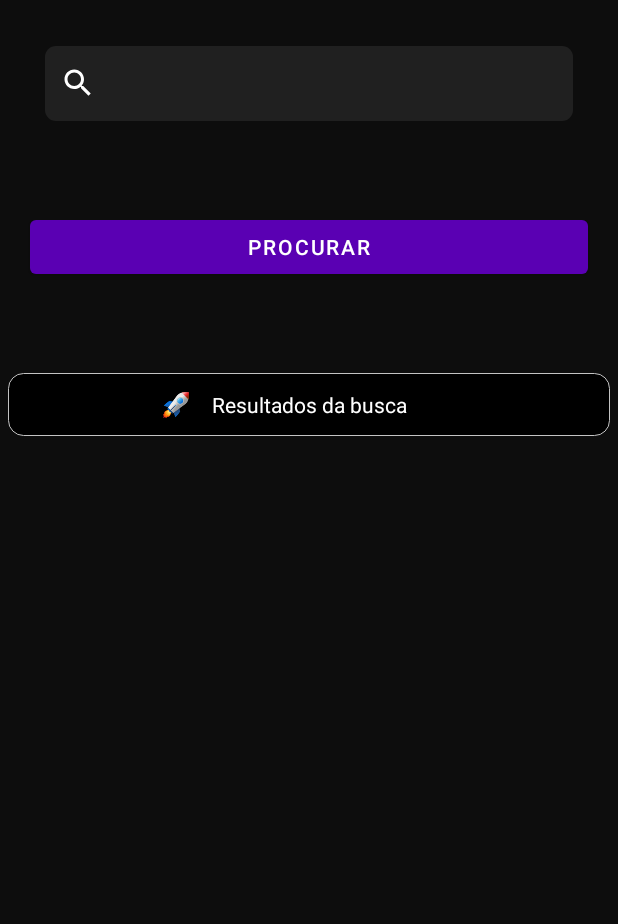
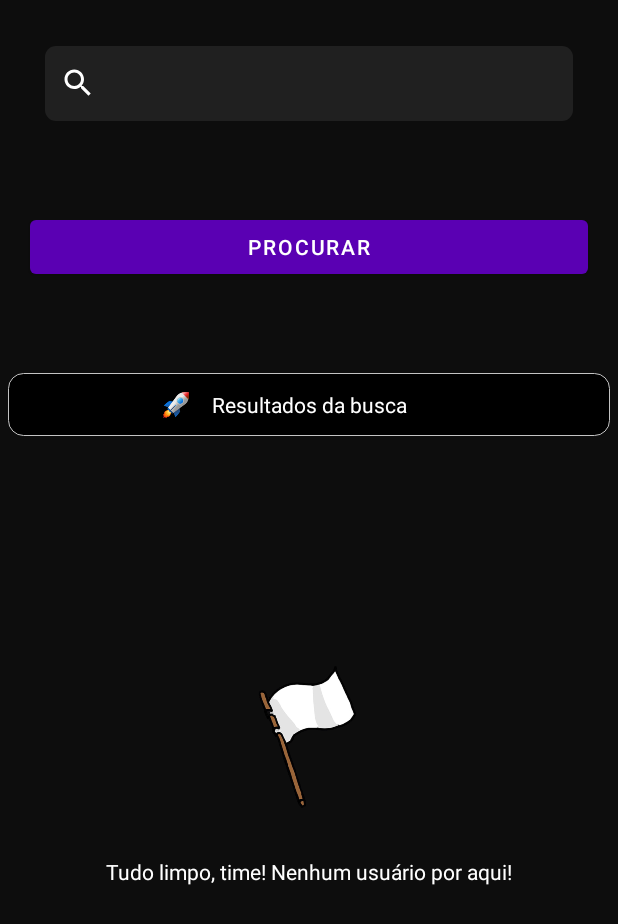
Before and after one commit to GustavoHenriqueDK/Github-API-for-user-search, an Android app: the screen it shows after launch (MainActivity), on a phone screen of 412 x 824 dp. Shown: the top 924 px of the screen. Run offline under Robolectric (Android 15) with nearby library versions, the phone set to English and light mode, and no system bars.

Commit message:
- "All clear, team! White flag!"

```diff
--- a/app/src/main/res/layout/activity_main.xml
+++ b/app/src/main/res/layout/activity_main.xml
@@ -79,4 +79,27 @@
         app:layout_constraintTop_toTopOf="parent"
         app:layout_constraintVertical_bias="0.04000002" />
 
+    <ImageView
+        android:id="@+id/imageViewWhiteFlag"
+        android:layout_width="155dp"
+        android:layout_height="114dp"
+        app:layout_constraintBottom_toBottomOf="parent"
+        app:layout_constraintEnd_toEndOf="parent"
+        app:layout_constraintStart_toStartOf="parent"
+        app:layout_constraintTop_toBottomOf="@+id/constraintLayoutDark"
+        app:layout_constraintVertical_bias="0.35000002"
+        app:srcCompat="@drawable/white_flag_icon" />
+
+    <TextView
+        android:id="@+id/textViewWhiteFlag"
+        android:layout_width="wrap_content"
+        android:layout_height="wrap_content"
+        android:text="Tudo limpo, time! Nenhum usuário por aqui!"
+        android:textColor="@color/colorWhite"
+        app:layout_constraintBottom_toBottomOf="parent"
+        app:layout_constraintEnd_toEndOf="parent"
+        app:layout_constraintStart_toStartOf="parent"
+        app:layout_constraintTop_toBottomOf="@+id/imageViewWhiteFlag"
+        app:layout_constraintVertical_bias="0.07999998" />
+
 </androidx.constraintlayout.widget.ConstraintLayout>
```
Also changed, not shown: app/src/main/res/drawable/white_flag_icon.png (added).
